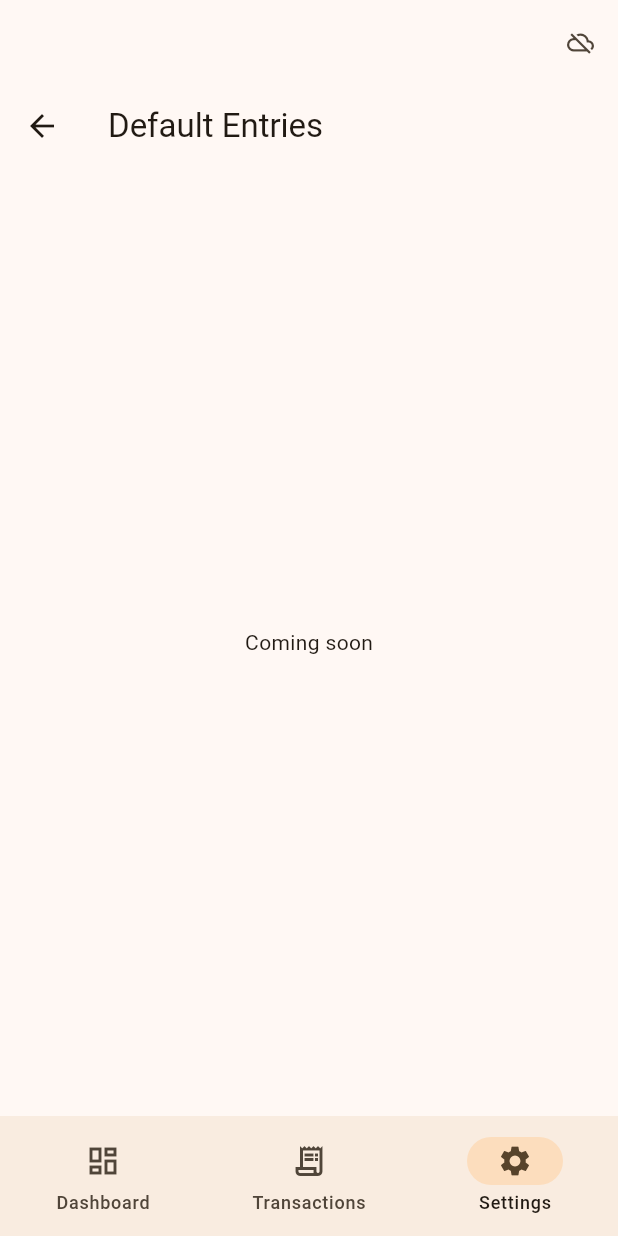
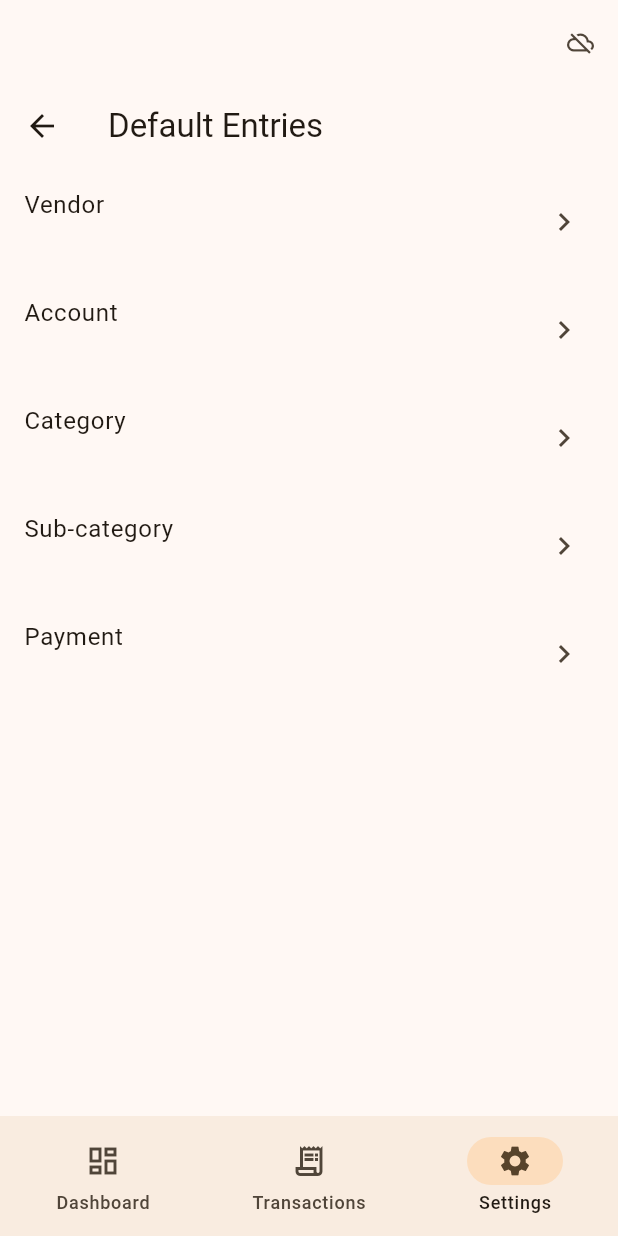
Before and after one commit to mahiznan/GlintBudgetOne, a Flutter app: the DefaultEntriesScreen screen opened by its route, on a phone screen of 412 x 824 dp. Run offline on Flutter 3.47's test engine with Material 3 defaults, Android fonts, the phone set to English and light mode, and no system bars; our stand-ins replace cloud_firestore, firebase_auth, firebase_core, fl_chart, flutter_riverpod, go_router and 1 more; accounts and stored records are empty.

Commit message:
feat: implement Default Entries settings sub-screen
Replace stub DefaultEntriesScreen with a full ConsumerWidget showing
5 tappable ListTile rows (Vendor, Account, Category, Sub-category,
Payment), each opening a modal bottom-sheet picker that reads/writes
defaultEntries via updateDefaultEntries. Add widget test covering all
five field labels.

Co-Authored-By: Claude Sonnet 4.6 <noreply@anthropic.com>

```diff
--- a/lib/features/settings/screens/default_entries_screen.dart
+++ b/lib/features/settings/screens/default_entries_screen.dart
@@ -1,13 +1,102 @@
 import 'package:flutter/material.dart';
+import 'package:flutter_riverpod/flutter_riverpod.dart';
+import '../../../core/auth/auth_notifier.dart';
+import '../../../core/auth/auth_state.dart';
+import '../../../core/models/budget_data.dart';
+import '../../../core/store/firestore_providers.dart';
+import '../../../core/store/preference_mutations.dart';
 
-class DefaultEntriesScreen extends StatelessWidget {
+class DefaultEntriesScreen extends ConsumerWidget {
   const DefaultEntriesScreen({super.key});
 
+  static const _fields = [
+    ('Vendor', 'vendor'),
+    ('Account', 'account'),
+    ('Category', 'category'),
+    ('Sub-category', 'sub_category'),
+    ('Payment', 'payment'),
+  ];
+
   @override
-  Widget build(BuildContext context) {
+  Widget build(BuildContext context, WidgetRef ref) {
+    final pref = ref.watch(preferenceStreamProvider);
+    final authState = ref.watch(authNotifierProvider);
+    final uid = authState is AuthAuthenticated ? authState.user.uid : null;
+
     return Scaffold(
       appBar: AppBar(title: const Text('Default Entries')),
-      body: const Center(child: Text('Coming soon')),
+      body: ListView(
+        children: _fields.map((field) {
+          final (label, key) = field;
+          final current = pref.defaultEntries[key];
+          final options = switch (key) {
+            'vendor' => pref.vendors,
+            'account' => pref.accounts,
+            'category' => pref.categories,
+            'sub_category' => pref.subCategories,
+            'payment' => pref.payments,
+            _ => null,
+          };
+
+          return ListTile(
+            title: Text(label),
+            subtitle: Text(current ?? 'None'),
+            trailing: const Icon(Icons.chevron_right),
+            onTap: uid == null || (options?.isEmpty ?? true)
+                ? null
+                : () =>
+                    _pickValue(context, ref, uid, label, key, current, options!),
+          );
+        }).toList(),
+      ),
     );
   }
+
+  Future<void> _pickValue(
+    BuildContext context,
+    WidgetRef ref,
+    String uid,
+    String label,
+    String key,
+    String? current,
+    List<BudgetData> options,
+  ) async {
+    final pref = ref.read(preferenceStreamProvider);
+    final selected = await showModalBottomSheet<String>(
+      context: context,
+      builder: (ctx) => ListView(
+        shrinkWrap: true,
+        children: [
+          ListTile(
+            title: Text(
+              'Select $label',
+              style: Theme.of(ctx).textTheme.titleMedium,
+            ),
+          ),
+          const Divider(),
+          ListTile(
+            title: const Text('None'),
+            leading: current == null ? const Icon(Icons.check) : null,
+            onTap: () => Navigator.of(ctx).pop(''),
+          ),
+          ...options.map((o) => ListTile(
+                leading:
+                    current == o.name ? const Icon(Icons.check) : null,
+                title:
+                    Text(o.emoji != null ? '${o.emoji} ${o.name}' : o.name),
+                onTap: () => Navigator.of(ctx).pop(o.name),
+              )),
+        ],
+      ),
+    );
+
+    if (selected == null) return;
+    final updated = Map<String, String>.from(pref.defaultEntries);
+    if (selected.isEmpty) {
+      updated.remove(key);
+    } else {
+      updated[key] = selected;
+    }
+    await updateDefaultEntries(uid, updated);
+  }
 }
```
Also changed, not shown: 1 other file.
